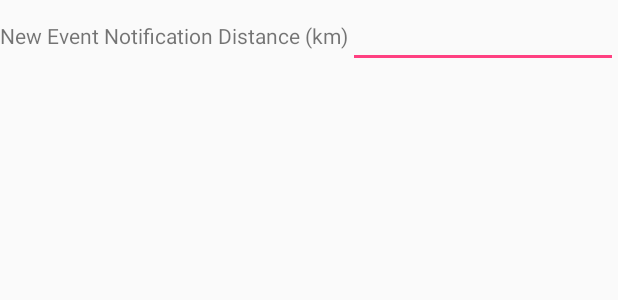
After one commit to noseplug/monorepo, an Android app: the layout activity_settings.xml on its own in the app's theme, with its tools: preview values and no code run, on a phone screen of 412 x 824 dp. The commit adds this screen. Shown: the top 300 px of the screen. Run offline under Robolectric (Android 15) with nearby library versions, the phone set to English and light mode, and no system bars.

Commit message:
Add SettingsActivity and NewEventNotificationDistance preference

```diff
--- a/android/app/src/main/AndroidManifest.xml
+++ b/android/app/src/main/AndroidManifest.xml
@@ -52,6 +52,10 @@
         <activity android:name=".LoginActivity" />
         <activity android:name=".ResetEmailActivity"></activity>
 
+        <activity
+            android:name=".SettingsActivity"
+            android:label="Settings" />
+
         <service
             android:name=".database.NoseplugFirebaseInstanceIdService">
             <intent-filter>
--- /dev/null
+++ b/android/app/src/main/res/layout/activity_settings.xml
@@ -0,0 +1,14 @@
+<?xml version="1.0" encoding="utf-8"?>
+<TableLayout
+    xmlns:android="http://schemas.android.com/apk/res/android"
+    android:layout_width="match_parent"
+    android:layout_height="match_parent"
+    android:stretchColumns="1">
+
+    <TableRow>
+        <TextView android:text="New Event Notification Distance (km)"/>
+        <EditText android:id="@+id/settings_newEventNotificationDistance"
+                  android:inputType="number"/>
+    </TableRow>
+
+</TableLayout>
--- a/android/app/src/main/res/menu/nav.xml
+++ b/android/app/src/main/res/menu/nav.xml
@@ -12,4 +12,8 @@
         android:id="@+id/odor_classification"
         android:title="Odor Classification"
         />
+    <item
+        android:id="@+id/settings"
+        android:title="Settings"
+        />
 </menu>
--- a/android/app/src/main/res/values/strings.xml
+++ b/android/app/src/main/res/values/strings.xml
@@ -36,6 +36,8 @@
     <string name="intent_extra_report_date">com.noseplugapp.android.ReportDate</string>
     <string name="intent_extra_odor_event_id">com.noseplugapp.android.OdorEventId</string>
     <string name="intent_extra_odor_report_id">com.noseplugapp.android.OdorReportId</string>
+    <string name="shared_preferences_noseplug">com.noseplugapp.android.SHARED_PREFERENCES</string>
+    <string name="shared_preferences_newEventNotificationDistance">com.noseplugapp.android.newEventNotificationDistance</string>
     <string name="loading">Loading…</string>
     <string name="auth_failed">Authentication failed</string>
 
```
Also changed, not shown: android/app/src/main/java/com/noseplugapp/android/MapsActivity.java (+8 -5 lines), android/app/src/main/java/com/noseplugapp/android/SettingsActivity.java (added, +50 -0 lines).
